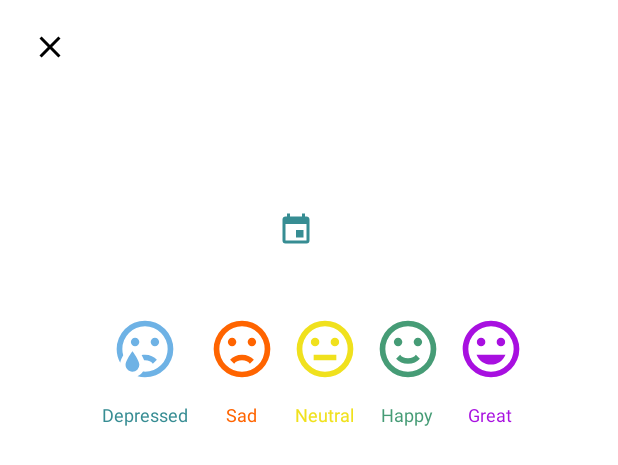
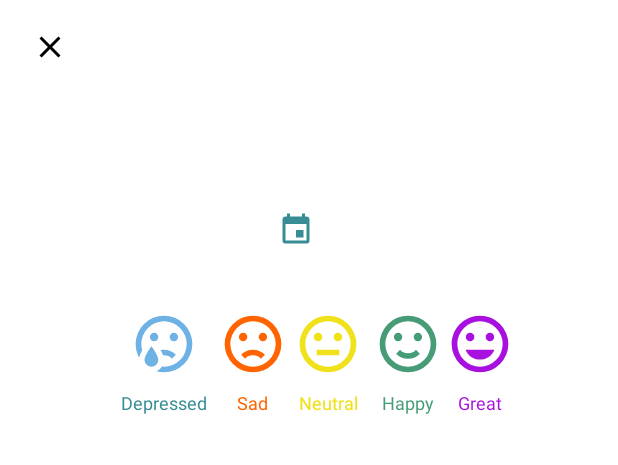
Before and after one commit to alakhalil/Mobile-interactions, an Android app: the layout select_feeling_dialog.xml on its own in the app's theme, with its tools: preview values and no code run, on a phone screen of 412 x 824 dp. Shown: the top 465 px of the screen. Run offline under Robolectric (Android 15) with nearby library versions, the phone set to English and light mode, and no system bars.

Commit message:
edit emojis sizes to wrap_content

```diff
--- a/MoodTracker/app/src/main/res/layout/select_feeling_dialog.xml
+++ b/MoodTracker/app/src/main/res/layout/select_feeling_dialog.xml
@@ -60,33 +60,31 @@
     </LinearLayout>
 
     <LinearLayout
-        android:layout_width="328dp"
-        android:layout_height="98dp"
+        android:layout_width="287dp"
+        android:layout_height="92dp"
         android:layout_marginTop="200dp"
         android:background="?android:attr/selectableItemBackground"
+        android:gravity="center"
         android:orientation="horizontal"
         app:layout_constraintEnd_toEndOf="parent"
         app:layout_constraintHorizontal_bias="0.515"
         app:layout_constraintStart_toStartOf="parent"
-        app:layout_constraintTop_toTopOf="parent"
-        android:gravity="center"
-        >
+        app:layout_constraintTop_toTopOf="parent">
 
         <LinearLayout
             android:layout_width="wrap_content"
             android:layout_height="wrap_content"
-            android:orientation="vertical"
-            android:gravity="center_horizontal">
+            android:gravity="center_horizontal"
+            android:orientation="vertical">
 
 
             <ImageButton
                 android:id="@+id/cry_btn"
-                android:layout_width="55dp"
-                android:layout_height="55dp"
+                android:layout_width="wrap_content"
+                android:layout_height="wrap_content"
                 android:background="@null"
                 android:contentDescription="@string/todo"
-                android:src="@drawable/emoticon_cry_btn"
-                />
+                android:src="@drawable/emoticon_cry_btn" />
 
             <TextView
                 android:id="@+id/cry_text"
@@ -102,13 +100,13 @@
         <LinearLayout
             android:layout_width="wrap_content"
             android:layout_height="wrap_content"
-            android:orientation="vertical"
-            android:gravity="center_horizontal">
+            android:gravity="center_horizontal"
+            android:orientation="vertical">
 
             <ImageButton
                 android:id="@+id/sad_btn"
-                android:layout_width="55dp"
-                android:layout_height="55dp"
+                android:layout_width="wrap_content"
+                android:layout_height="wrap_content"
                 android:background="@null"
                 android:contentDescription="@string/todo"
                 android:src="@drawable/emoticon_sad_btn" />
@@ -127,14 +125,14 @@
         <LinearLayout
             android:layout_width="wrap_content"
             android:layout_height="wrap_content"
-            android:orientation="vertical"
-            android:gravity="center_horizontal">
+            android:gravity="center_horizontal"
+            android:orientation="vertical">
 
 
-        <ImageButton
+            <ImageButton
                 android:id="@+id/neutral_btn"
-                android:layout_width="55dp"
-                android:layout_height="55dp"
+                android:layout_width="wrap_content"
+                android:layout_height="wrap_content"
                 android:background="@null"
                 android:contentDescription="@string/todo"
                 android:src="@drawable/emoticon_neutral_btn" />
@@ -154,14 +152,14 @@
         <LinearLayout
             android:layout_width="wrap_content"
             android:layout_height="wrap_content"
-            android:orientation="vertical"
-            android:gravity="center_horizontal">
+            android:gravity="center_horizontal"
+            android:orientation="vertical">
 
 
-        <ImageButton
+            <ImageButton
                 android:id="@+id/happy_btn"
-                android:layout_width="55dp"
-                android:layout_height="55dp"
+                android:layout_width="wrap_content"
+                android:layout_height="wrap_content"
                 android:background="@null"
                 android:contentDescription="@string/todo"
                 android:src="@drawable/emoticon_happy_btn" />
@@ -180,14 +178,14 @@
         <LinearLayout
             android:layout_width="wrap_content"
             android:layout_height="wrap_content"
-            android:orientation="vertical"
-            android:gravity="center_horizontal">
+            android:gravity="center_horizontal"
+            android:orientation="vertical">
 
 
-        <ImageButton
+            <ImageButton
                 android:id="@+id/great_btn"
-                android:layout_width="55dp"
-                android:layout_height="55dp"
+                android:layout_width="wrap_content"
+                android:layout_height="wrap_content"
                 android:background="@null"
                 android:contentDescription="@string/todo"
                 android:src="@drawable/emoticon_great_btn" />
```
